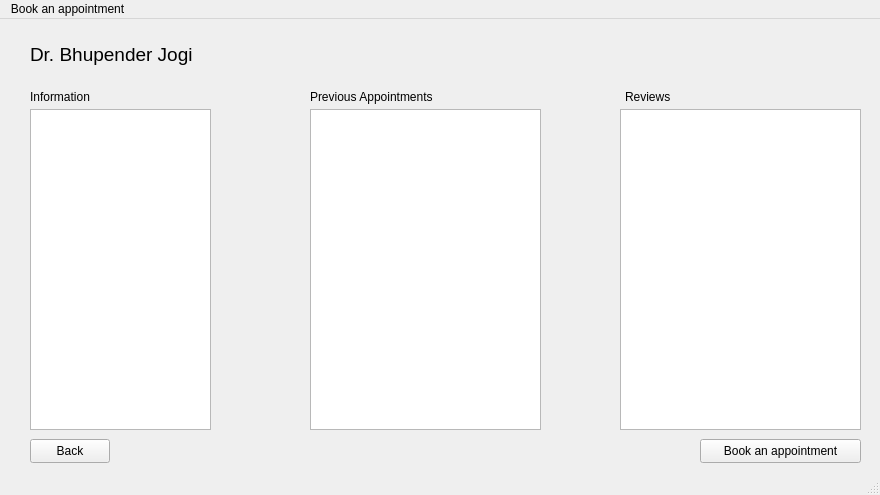
First picture: the form in doctorinfoandappointment.ui, repository pratham-0204/VedSync, before the edit.
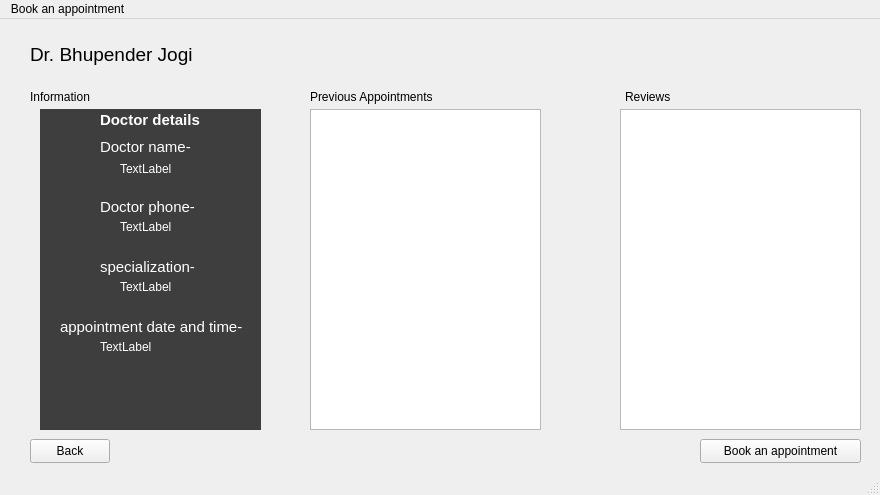
Second picture: the form after the edit.

The edit to the form file:
```diff
--- a/doctorinfoandappointment.ui
+++ b/doctorinfoandappointment.ui
@@ -32,16 +32,6 @@
      <string>Dr. Bhupender Jogi</string>
     </property>
    </widget>
-   <widget class="QListWidget" name="listWidget">
-    <property name="geometry">
-     <rect>
-      <x>30</x>
-      <y>90</y>
-      <width>181</width>
-      <height>321</height>
-     </rect>
-    </property>
-   </widget>
    <widget class="QPushButton" name="pushButton">
     <property name="geometry">
      <rect>
@@ -127,6 +117,216 @@
      </rect>
     </property>
    </widget>
+   <widget class="QLabel" name="label_11">
+    <property name="geometry">
+     <rect>
+      <x>100</x>
+      <y>90</y>
+      <width>151</width>
+      <height>21</height>
+     </rect>
+    </property>
+    <property name="font">
+     <font>
+      <pointsize>11</pointsize>
+      <bold>true</bold>
+     </font>
+    </property>
+    <property name="styleSheet">
+     <string notr="true">color: rgb(255, 255, 255);</string>
+    </property>
+    <property name="text">
+     <string>Doctor details</string>
+    </property>
+   </widget>
+   <widget class="QLabel" name="label_13">
+    <property name="geometry">
+     <rect>
+      <x>100</x>
+      <y>180</y>
+      <width>111</width>
+      <height>16</height>
+     </rect>
+    </property>
+    <property name="font">
+     <font>
+      <pointsize>11</pointsize>
+     </font>
+    </property>
+    <property name="styleSheet">
+     <string notr="true">color: rgb(255, 255, 255);</string>
+    </property>
+    <property name="text">
+     <string>Doctor phone-</string>
+    </property>
+   </widget>
+   <widget class="QLabel" name="label_5">
+    <property name="geometry">
+     <rect>
+      <x>40</x>
+      <y>90</y>
+      <width>221</width>
+      <height>321</height>
+     </rect>
+    </property>
+    <property name="font">
+     <font>
+      <pointsize>11</pointsize>
+     </font>
+    </property>
+    <property name="styleSheet">
+     <string notr="true">
+background-color: rgb(62, 62, 62);</string>
+    </property>
+    <property name="text">
+     <string/>
+    </property>
+   </widget>
+   <widget class="QLabel" name="label_16">
+    <property name="geometry">
+     <rect>
+      <x>120</x>
+      <y>140</y>
+      <width>91</width>
+      <height>20</height>
+     </rect>
+    </property>
+    <property name="styleSheet">
+     <string notr="true">color: rgb(255, 255, 255);</string>
+    </property>
+    <property name="text">
+     <string>TextLabel</string>
+    </property>
+   </widget>
+   <widget class="QLabel" name="label_12">
+    <property name="geometry">
+     <rect>
+      <x>100</x>
+      <y>120</y>
+      <width>91</width>
+      <height>16</height>
+     </rect>
+    </property>
+    <property name="font">
+     <font>
+      <pointsize>11</pointsize>
+     </font>
+    </property>
+    <property name="styleSheet">
+     <string notr="true">color: rgb(255, 255, 255);</string>
+    </property>
+    <property name="text">
+     <string>Doctor name-</string>
+    </property>
+   </widget>
+   <widget class="QLabel" name="label_14">
+    <property name="geometry">
+     <rect>
+      <x>100</x>
+      <y>240</y>
+      <width>101</width>
+      <height>16</height>
+     </rect>
+    </property>
+    <property name="font">
+     <font>
+      <pointsize>11</pointsize>
+     </font>
+    </property>
+    <property name="styleSheet">
+     <string notr="true">color: rgb(255, 255, 255);</string>
+    </property>
+    <property name="text">
+     <string>specialization-</string>
+    </property>
+   </widget>
+   <widget class="QLabel" name="label_17">
+    <property name="geometry">
+     <rect>
+      <x>120</x>
+      <y>200</y>
+      <width>91</width>
+      <height>16</height>
+     </rect>
+    </property>
+    <property name="styleSheet">
+     <string notr="true">color: rgb(255, 255, 255);</string>
+    </property>
+    <property name="text">
+     <string>TextLabel</string>
+    </property>
+   </widget>
+   <widget class="QLabel" name="label_15">
+    <property name="geometry">
+     <rect>
+      <x>60</x>
+      <y>300</y>
+      <width>201</width>
+      <height>16</height>
+     </rect>
+    </property>
+    <property name="font">
+     <font>
+      <pointsize>11</pointsize>
+     </font>
+    </property>
+    <property name="styleSheet">
+     <string notr="true">color: rgb(255, 255, 255);</string>
+    </property>
+    <property name="text">
+     <string>appointment date and time-</string>
+    </property>
+   </widget>
+   <widget class="QLabel" name="label_19">
+    <property name="geometry">
+     <rect>
+      <x>100</x>
+      <y>320</y>
+      <width>111</width>
+      <height>16</height>
+     </rect>
+    </property>
+    <property name="styleSheet">
+     <string notr="true">color: rgb(255, 255, 255);</string>
+    </property>
+    <property name="text">
+     <string>TextLabel</string>
+    </property>
+   </widget>
+   <widget class="QLabel" name="label_18">
+    <property name="geometry">
+     <rect>
+      <x>120</x>
+      <y>260</y>
+      <width>91</width>
+      <height>16</height>
+     </rect>
+    </property>
+    <property name="styleSheet">
+     <string notr="true">color: rgb(255, 255, 255);</string>
+    </property>
+    <property name="text">
+     <string>TextLabel</string>
+    </property>
+   </widget>
+   <zorder>label_5</zorder>
+   <zorder>label</zorder>
+   <zorder>pushButton</zorder>
+   <zorder>pushButton_2</zorder>
+   <zorder>label_2</zorder>
+   <zorder>label_3</zorder>
+   <zorder>label_4</zorder>
+   <zorder>listWidget_2</zorder>
+   <zorder>listWidget_3</zorder>
+   <zorder>label_11</zorder>
+   <zorder>label_13</zorder>
+   <zorder>label_16</zorder>
+   <zorder>label_12</zorder>
+   <zorder>label_14</zorder>
+   <zorder>label_17</zorder>
+   <zorder>label_15</zorder>
+   <zorder>label_19</zorder>
+   <zorder>label_18</zorder>
   </widget>
   <widget class="QMenuBar" name="menubar">
    <property name="geometry">
```
